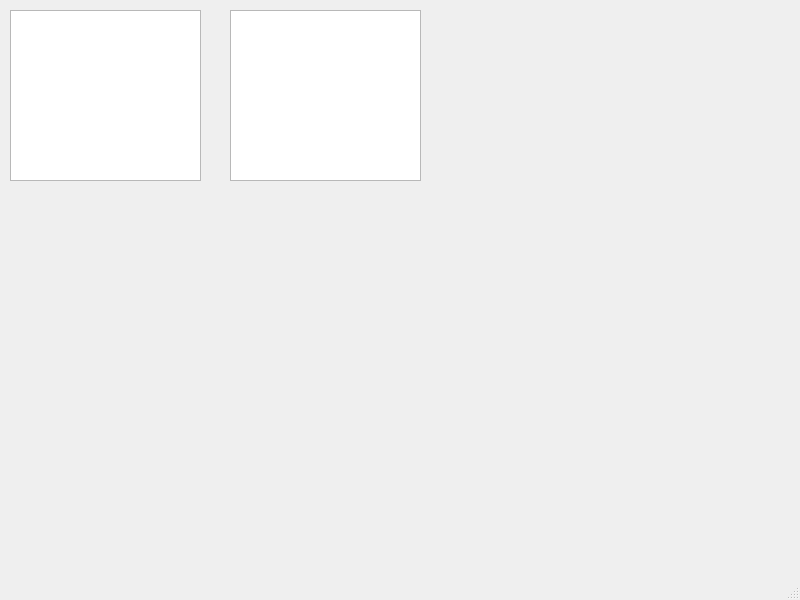
First picture: the form in gui/main_window.ui, repository b0g3r/PE_edu_transcript, before the edit.
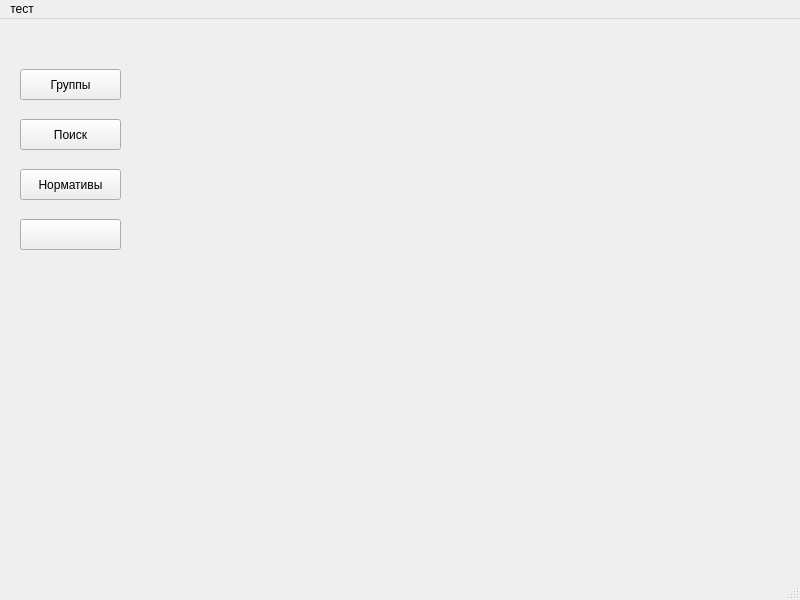
Second picture: the form after the edit.

```diff
--- a/gui/main_window.ui
+++ b/gui/main_window.ui
@@ -14,43 +14,57 @@
    <string>MainWindow</string>
   </property>
   <widget class="QWidget" name="centralwidget">
-   <widget class="QTableView" name="tableView">
+   <widget class="QPushButton" name="button_open_groups">
     <property name="geometry">
      <rect>
-      <x>10</x>
-      <y>10</y>
-      <width>191</width>
-      <height>171</height>
+      <x>20</x>
+      <y>50</y>
+      <width>101</width>
+      <height>31</height>
      </rect>
     </property>
-    <property name="sortingEnabled">
-     <bool>true</bool>
+    <property name="text">
+     <string>Группы</string>
     </property>
-    <attribute name="horizontalHeaderShowSortIndicator" stdset="0">
-     <bool>false</bool>
-    </attribute>
-    <attribute name="verticalHeaderVisible">
-     <bool>false</bool>
-    </attribute>
    </widget>
-   <widget class="QTableView" name="tableView_2">
+   <widget class="QPushButton" name="button_open_search">
     <property name="geometry">
      <rect>
-      <x>230</x>
-      <y>10</y>
-      <width>191</width>
-      <height>171</height>
+      <x>20</x>
+      <y>100</y>
+      <width>101</width>
+      <height>31</height>
      </rect>
     </property>
-    <property name="sortingEnabled">
-     <bool>true</bool>
+    <property name="text">
+     <string>Поиск</string>
     </property>
-    <attribute name="horizontalHeaderShowSortIndicator" stdset="0">
-     <bool>false</bool>
-    </attribute>
-    <attribute name="verticalHeaderVisible">
-     <bool>false</bool>
-    </attribute>
+   </widget>
+   <widget class="QPushButton" name="button_open_">
+    <property name="geometry">
+     <rect>
+      <x>20</x>
+      <y>150</y>
+      <width>101</width>
+      <height>31</height>
+     </rect>
+    </property>
+    <property name="text">
+     <string>Нормативы</string>
+    </property>
+   </widget>
+   <widget class="QPushButton" name="button_open_search_3">
+    <property name="geometry">
+     <rect>
+      <x>20</x>
+      <y>200</y>
+      <width>101</width>
+      <height>31</height>
+     </rect>
+    </property>
+    <property name="text">
+     <string/>
+    </property>
    </widget>
   </widget>
   <widget class="QMenuBar" name="menubar">
@@ -62,6 +76,13 @@
      <height>21</height>
     </rect>
    </property>
+   <widget class="QMenu" name="menu">
+    <property name="title">
+     <string>тест</string>
+    </property>
+    <addaction name="action"/>
+   </widget>
+   <addaction name="menu"/>
   </widget>
   <widget class="QStatusBar" name="statusbar"/>
  </widget>
```
Left out of the diff: 5 changed lines with no effect on the pictures.
